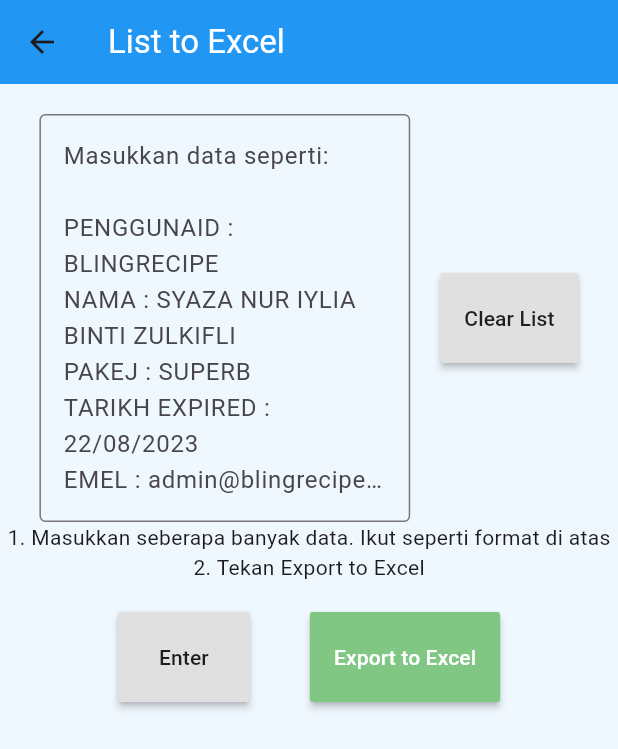
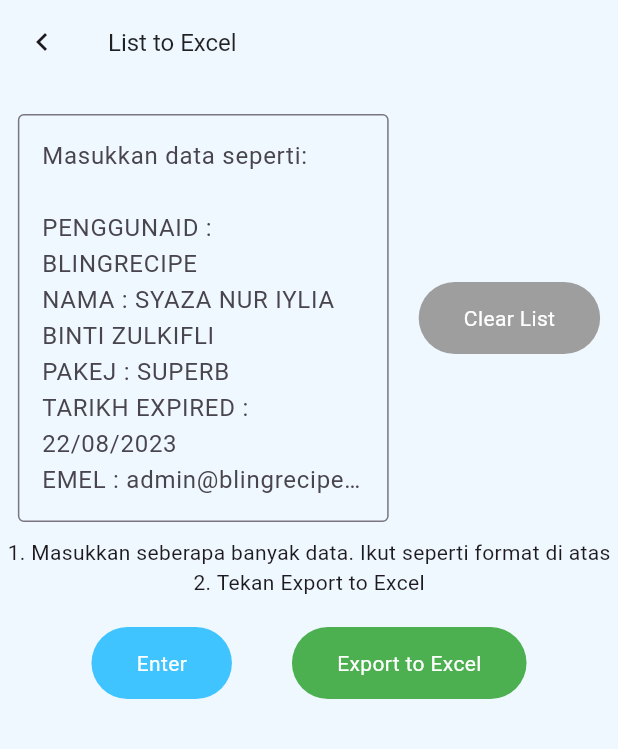
Before and after one commit to acheyfaiz/bizapp-renew-status, a Flutter app: the ListToExcel screen opened directly, on a phone screen of 412 x 824 dp. Shown: the top 749 px of the screen. Run offline on Flutter 3.47's test engine with Material 3 defaults, Android fonts, the phone set to English and light mode, and no system bars; our stand-ins replace firebase_core, firebase_storage; missing offline and left inert: excel; accounts and stored records are empty; generated files the repository leaves out were written again.

Commit message:
release v1.2.0

```diff
--- a/lib/ui/list_to_excel.dart
+++ b/lib/ui/list_to_excel.dart
@@ -1,3 +1,4 @@
+import 'package:bizapptrack/ui/button.dart';
 import 'package:excel/excel.dart';
 import 'package:flutter/material.dart';
 import 'package:flutter/services.dart';
@@ -35,10 +36,13 @@ class _ListToExcelState extends State<ListToExcel> {
     return Scaffold(
       backgroundColor: const Color(0xfff0f8ff),
       appBar: AppBar(
-
-        backgroundColor: Colors.blue,
+        leading: IconButton(
+          onPressed: ()=> Navigator.pop(context),
+          icon: const Icon(Icons.chevron_left),
+        ),
+        backgroundColor: Colors.transparent,
         title: const Text("List to Excel", style: TextStyle(
-            color: Colors.white
+            color: Colors.black87, fontSize: 16
         ),),
       ),
       body: _body(),
@@ -61,19 +65,20 @@ class _ListToExcelState extends State<ListToExcel> {
               const SizedBox(width: 20),
 
               /// button clear list
-              MaterialButton(
-                onPressed: (){
+              BizappButton(
+                  color: Colors.grey,
+                  title: "Clear List",
+                  tapCallback: (){
                     setState(() {
                       _list.clear();
                       _aa.clear();
                     });
-                },
-                color: Colors.grey[300],
-                height: 60,
-                child: const Text("Clear List"),
+                  }
               ),
+
             ],
           ),
+          const SizedBox(height: 10),
 
           const Text('1. Masukkan seberapa banyak data. Ikut seperti format di atas'),
           const Text('2. Tekan Export to Excel'),
@@ -129,9 +134,10 @@ class _ListToExcelState extends State<ListToExcel> {
       children: [
 
         /// button enter
-        MaterialButton(
-          onPressed: (){
-
+        BizappButton(
+            color: Colors.lightBlueAccent,
+            title: "Enter",
+            tapCallback: (){
               if(_controller.text.isEmpty){
                 ScaffoldMessenger.of(context).showSnackBar(_popup("Sila masukkan data"));
               }
@@ -139,19 +145,17 @@ class _ListToExcelState extends State<ListToExcel> {
                 _checksmartEntryI();
                 // _check2();
               }
-
-          },
-          color: Colors.grey[300],
-          height: 60,
-          child: const Text("Enter"),
+            }
         ),
         const SizedBox(width: 20),
 
         const SizedBox(width: 20),
 
         /// button export to excel
-        MaterialButton(
-          onPressed: (){
+        BizappButton(
+            color: Colors.green,
+            title: "Export to Excel",
+            tapCallback: (){
 
               if(_list.isEmpty){
                 ScaffoldMessenger.of(context).showSnackBar(_popup("Tiada data. Masukkan data"));
@@ -172,12 +176,8 @@ class _ListToExcelState extends State<ListToExcel> {
                 });
               }
 
-          },
-          color: Colors.green[300],
-          height: 60,
-          child: const Text("Export to Excel", style: TextStyle(color: Colors.white)),
+            }
         ),
-
       ],
     );
   }
```
Lines whose indentation alone changed are shown as unchanged.
